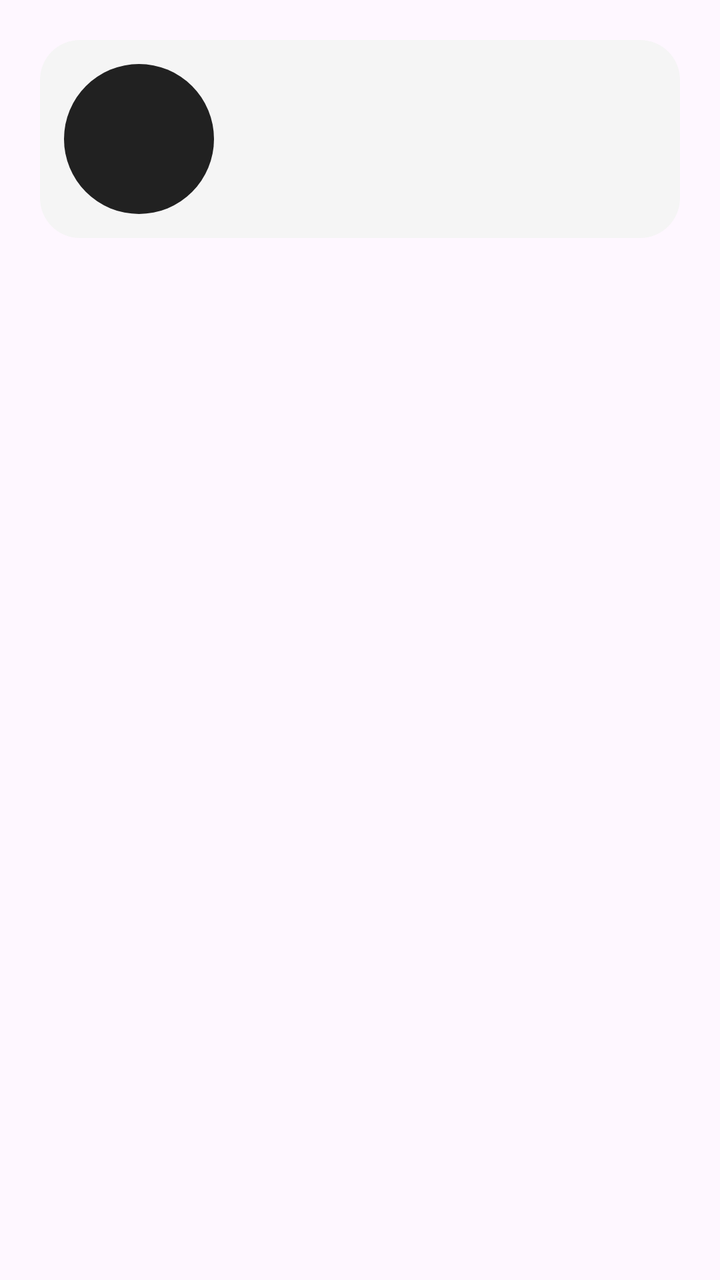
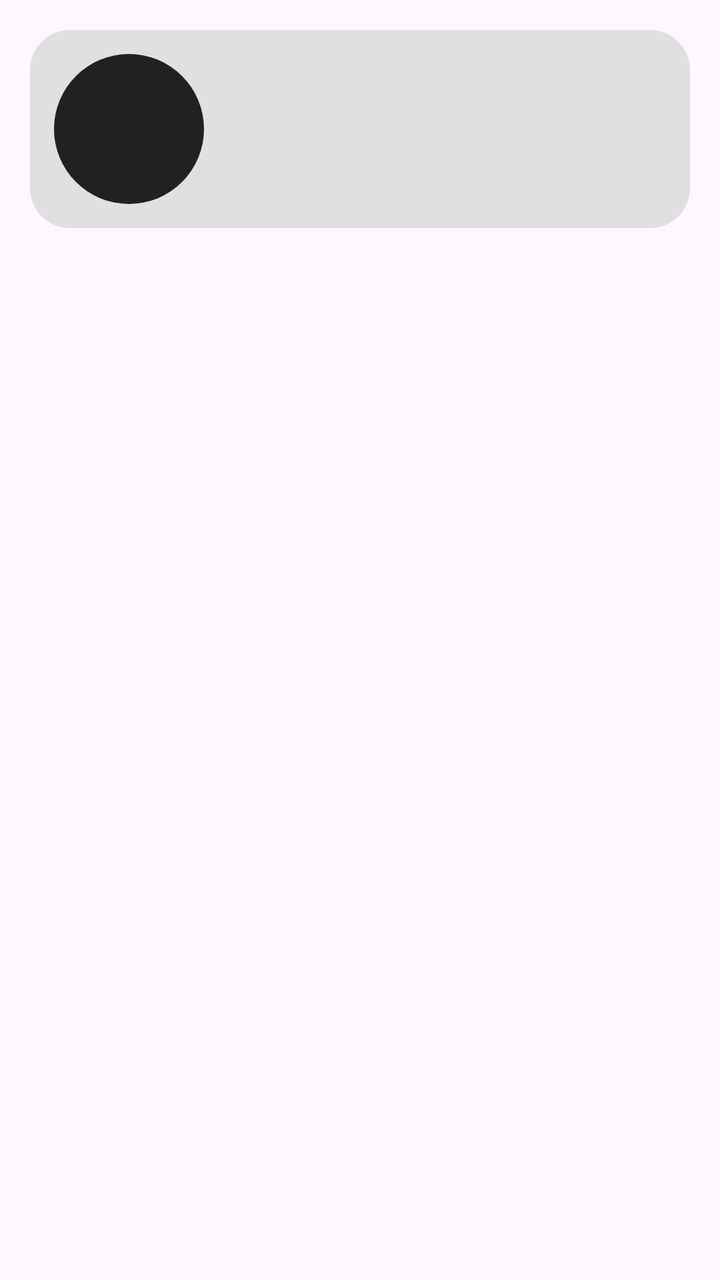

The first picture is an Android layout as it rendered before a commit; the second is the same layout after the commit. The layout source and the unified diff follow.
<!-- AndroidManifest.xml: application theme Theme.PZ19 -->
<!-- res/layout/item_user.xml -->
<?xml version="1.0" encoding="utf-8"?>
<FrameLayout xmlns:android="http://schemas.android.com/apk/res/android"
    android:layout_width="match_parent"
    android:layout_height="wrap_content">

    <LinearLayout
        android:layout_margin="20dp"
        android:background="@drawable/back_smoke_round"
        android:layout_width="match_parent"
        android:layout_height="wrap_content"
        android:orientation="horizontal"
        android:padding="12dp">


        <FrameLayout
            android:layout_width="75dp"
            android:layout_height="75dp">


            <FrameLayout
                android:background="@drawable/back_black_round"
                android:layout_width="match_parent"
                android:layout_height="match_parent"/>


            <FrameLayout
                android:id="@+id/StateRound"
                android:layout_gravity="bottom|right"
                android:layout_width="20dp"
                android:layout_height="20dp"/>

        </FrameLayout>


        <LinearLayout
            android:layout_gravity="center_vertical"
            android:orientation="vertical"
            android:layout_width="match_parent"
            android:layout_height="wrap_content"
            android:layout_marginStart="16dp">

            <TextView
                android:id="@+id/NameTextView"
                android:layout_width="match_parent"
                android:layout_height="wrap_content"
                android:textSize="18sp"
                android:textStyle="bold"/>

            <TextView
                android:id="@+id/StateTextView"
                android:layout_width="match_parent"
                android:layout_height="wrap_content"
                android:textSize="14sp"
                android:layout_marginTop="4dp"/>

        </LinearLayout>
    </LinearLayout>
</FrameLayout>
<!-- resources referenced by this layout -->
<resources>
  <!-- drawable back_black_round (drawable) -->
  <?xml version="1.0" encoding="utf-8"?>
  <shape xmlns:android="http://schemas.android.com/apk/res/android">
      <solid android:color="#212121" />
      <corners android:radius="100dp" />
  </shape>
  <!-- drawable back_smoke_round (drawable) -->
  <?xml version="1.0" encoding="utf-8"?>
  <shape xmlns:android="http://schemas.android.com/apk/res/android">
      <solid android:color="#F5F5F5" />
      <corners android:radius="20dp" />
  </shape>
  <style name="Theme.PZ19" parent="Base.Theme.PZ19" />
  <style name="Base.Theme.PZ19" parent="Theme.Material3.DayNight.NoActionBar">
          
          
      </style>
</resources>

<!-- the commit's change to res/layout/item_user.xml (unified diff, before → after) -->
@@ -4,24 +4,20 @@
     android:layout_height="wrap_content">
 
     <LinearLayout
-        android:layout_margin="20dp"
-        android:background="@drawable/back_smoke_round"
+        style="@style/BaseContainer"
         android:layout_width="match_parent"
         android:layout_height="wrap_content"
         android:orientation="horizontal"
         android:padding="12dp">
 
-
         <FrameLayout
             android:layout_width="75dp"
             android:layout_height="75dp">
-
 
             <FrameLayout
                 android:background="@drawable/back_black_round"
                 android:layout_width="match_parent"
                 android:layout_height="match_parent"/>
-
 
             <FrameLayout
                 android:id="@+id/StateRound"
@@ -30,7 +26,6 @@
                 android:layout_height="20dp"/>
 
         </FrameLayout>
-
 
         <LinearLayout
             android:layout_gravity="center_vertical"
<!-- resource entries referenced after the edit -->
@@ -6,10 +6,15 @@
       <solid android:color="#212121" />
       <corners android:radius="100dp" />
   </shape>
+  <style name="BaseContainer">
+          <item name="android:background">@drawable/back_smoke_round</item>
+          <item name="android:layout_margin">15dp</item>
+          <item name="android:padding">15dp</item>
+      </style>
   <!-- drawable back_smoke_round (drawable) -->
   <?xml version="1.0" encoding="utf-8"?>
   <shape xmlns:android="http://schemas.android.com/apk/res/android">
-      <solid android:color="#F5F5F5" />
+      <solid android:color="#E0E0E0" />
       <corners android:radius="20dp" />
   </shape>
   <style name="Theme.PZ19" parent="Base.Theme.PZ19" />
